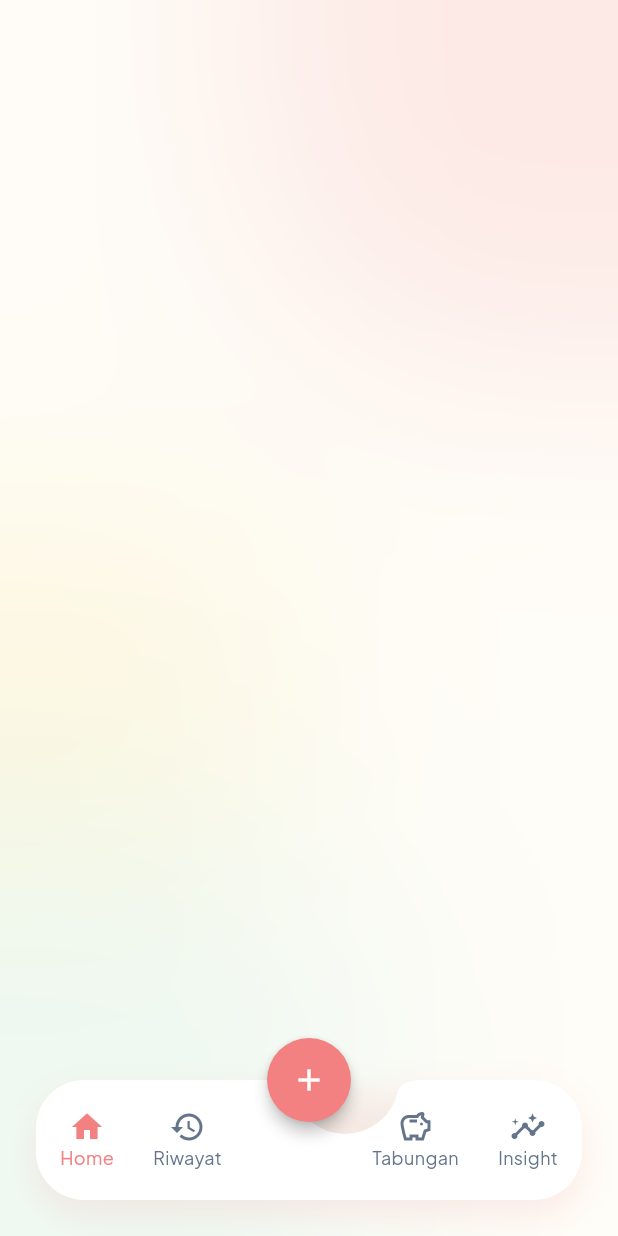
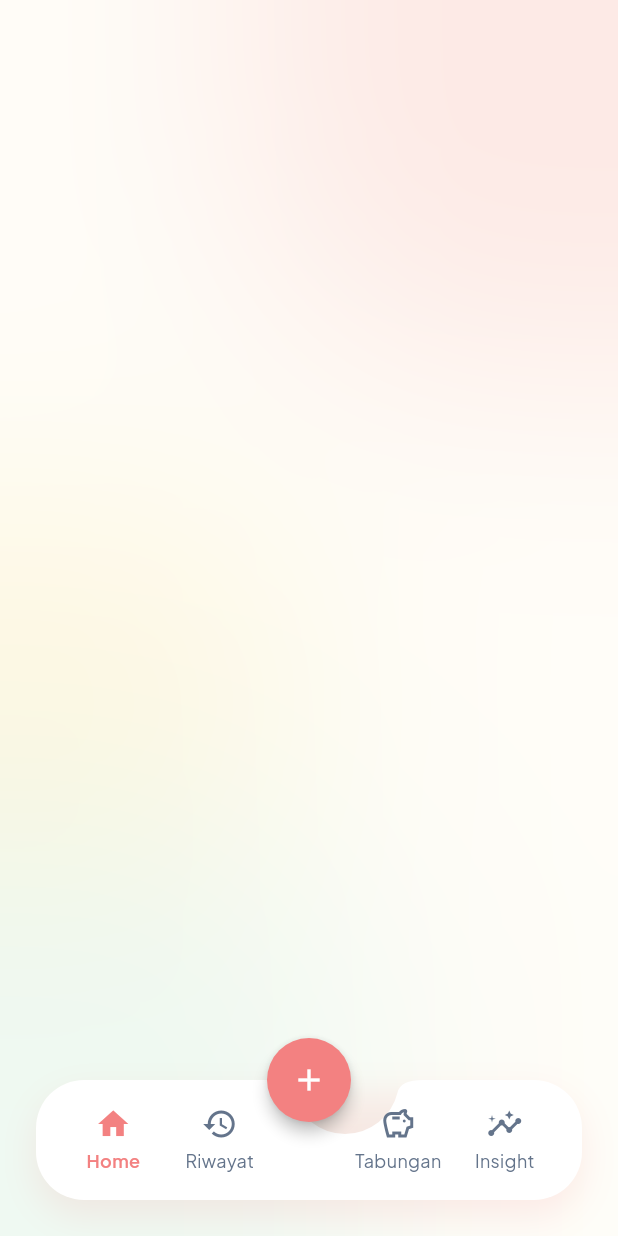
Before and after one commit to elfnc/sakuin, a Flutter app: the MainNavigationScreen screen opened directly with empty values, on a phone screen of 412 x 824 dp. Run offline on Flutter 3.47's test engine with Material 3 defaults, Android fonts, the phone set to English and light mode, and no system bars; our stand-ins replace drift, flutter_riverpod, go_router, google_fonts, riverpod_annotation; accounts and stored records are empty; generated files the repository leaves out were written again.

Commit message:
Fix bottom nav layout with Expanded

```diff
--- a/lib/features/navigation/presentation/screens/main_navigation_screen.dart
+++ b/lib/features/navigation/presentation/screens/main_navigation_screen.dart
@@ -137,7 +137,6 @@ class MainNavigationScreen extends StatelessWidget {
               child: SizedBox(
               height: 64,
               child: Row(
-                mainAxisAlignment: MainAxisAlignment.spaceBetween,
                 children: [
                   _buildNavItem(context, icon: Icons.home_outlined, activeIcon: Icons.home, label: 'Home', index: 0, currentIndex: currentIndex),
                   _buildNavItem(context, icon: Icons.history_outlined, activeIcon: Icons.history, label: 'Riwayat', index: 1, currentIndex: currentIndex),
@@ -163,8 +162,12 @@ class MainNavigationScreen extends StatelessWidget {
     required int currentIndex,
   }) {
     final isSelected = index == currentIndex;
-    return InkWell(
+    return Expanded(
+      child: InkWell(
         onTap: () => _onItemTapped(index, context),
+        borderRadius: BorderRadius.circular(16),
+        child: Padding(
+          padding: const EdgeInsets.symmetric(vertical: 4.0),
           child: Column(
             mainAxisSize: MainAxisSize.min,
             mainAxisAlignment: MainAxisAlignment.center,
@@ -173,15 +176,19 @@ class MainNavigationScreen extends StatelessWidget {
                 isSelected ? activeIcon : icon,
                 color: isSelected ? AppColors.primary : AppColors.textSecondary,
               ),
+              const SizedBox(height: 4),
               Text(
                 label,
                 style: TextStyle(
                   fontSize: 12,
                   color: isSelected ? AppColors.primary : AppColors.textSecondary,
+                  fontWeight: isSelected ? FontWeight.w600 : FontWeight.normal,
                 ),
               ),
             ],
           ),
+        ),
+      ),
     );
   }
 }
```
Lines whose indentation alone changed are shown as unchanged.
